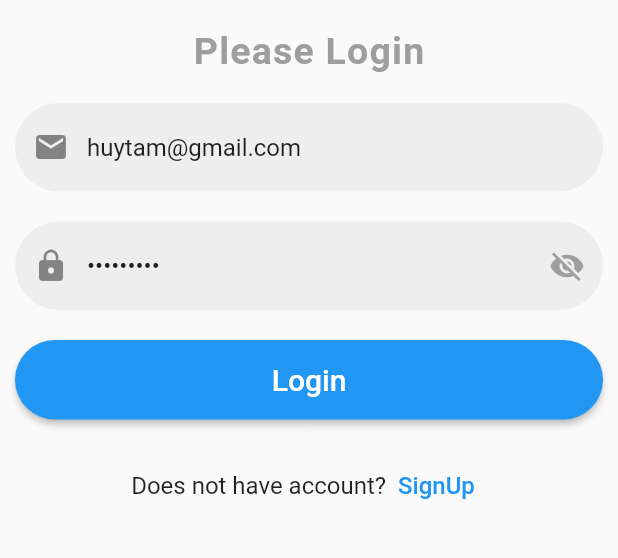
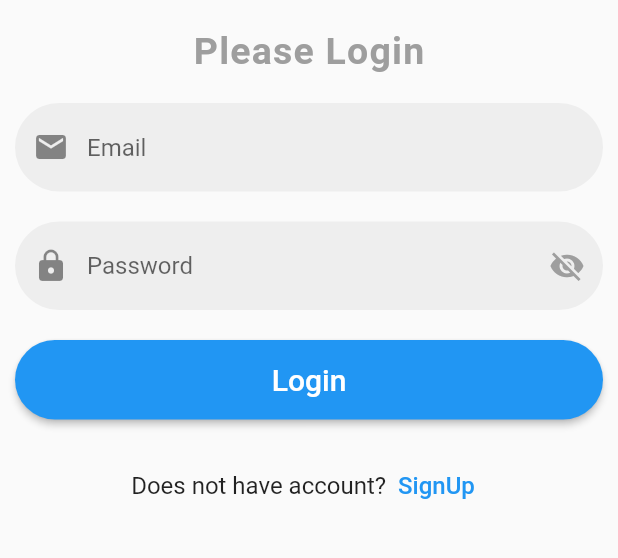
Before and after one commit to khanh307/note_management_system, a Flutter app: the screen it shows after launch, on a phone screen of 412 x 824 dp, the part 476-1034 px from its top. Run offline on Flutter 3.47's test engine with Material 2 defaults, Android fonts, the phone set to English and light mode, and no system bars; our stand-ins replace sqflite; accounts and stored records are empty.

Commit message:
Chỉnh lại linh tinh

```diff
--- a/lib/login/sign_in_page.dart
+++ b/lib/login/sign_in_page.dart
@@ -27,8 +27,8 @@ class SignInHome extends StatefulWidget {
 
 class _SignInHomeState extends State<SignInHome> {
   final _formKey = GlobalKey<FormState>();
-  final _emailController = TextEditingController(text: 'huytam@gmail.com');
-  final _passwordController = TextEditingController(text: 'huytam123');
+  final _emailController = TextEditingController();
+  final _passwordController = TextEditingController();
 
   bool _obscureText = true;
 
```
